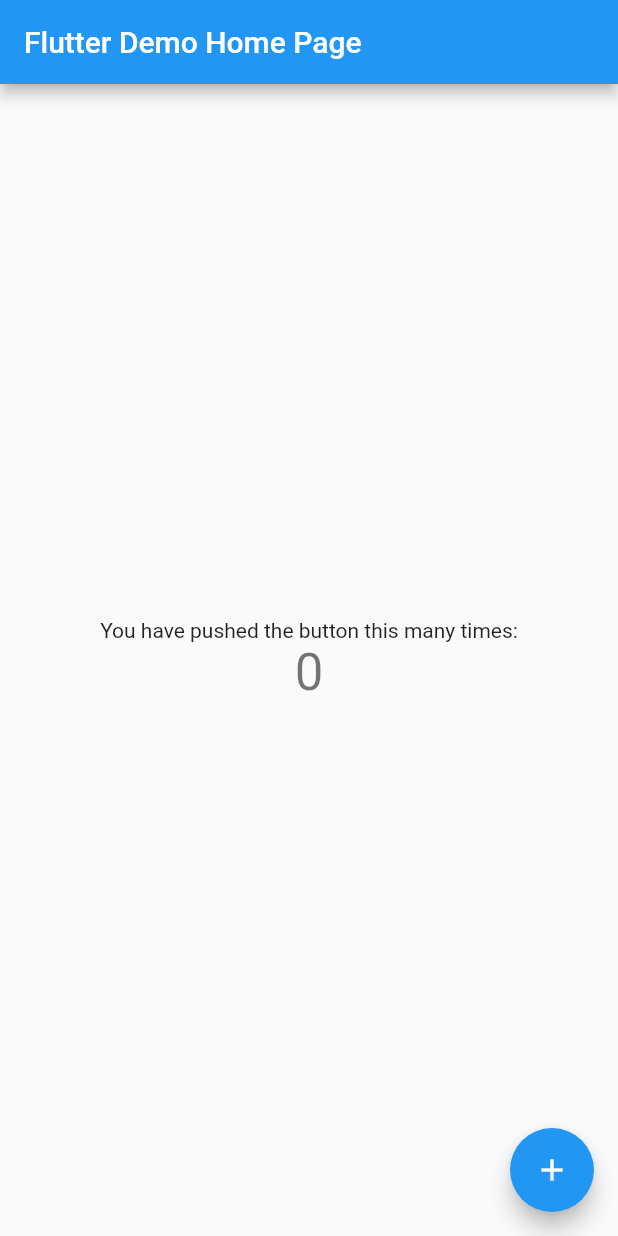
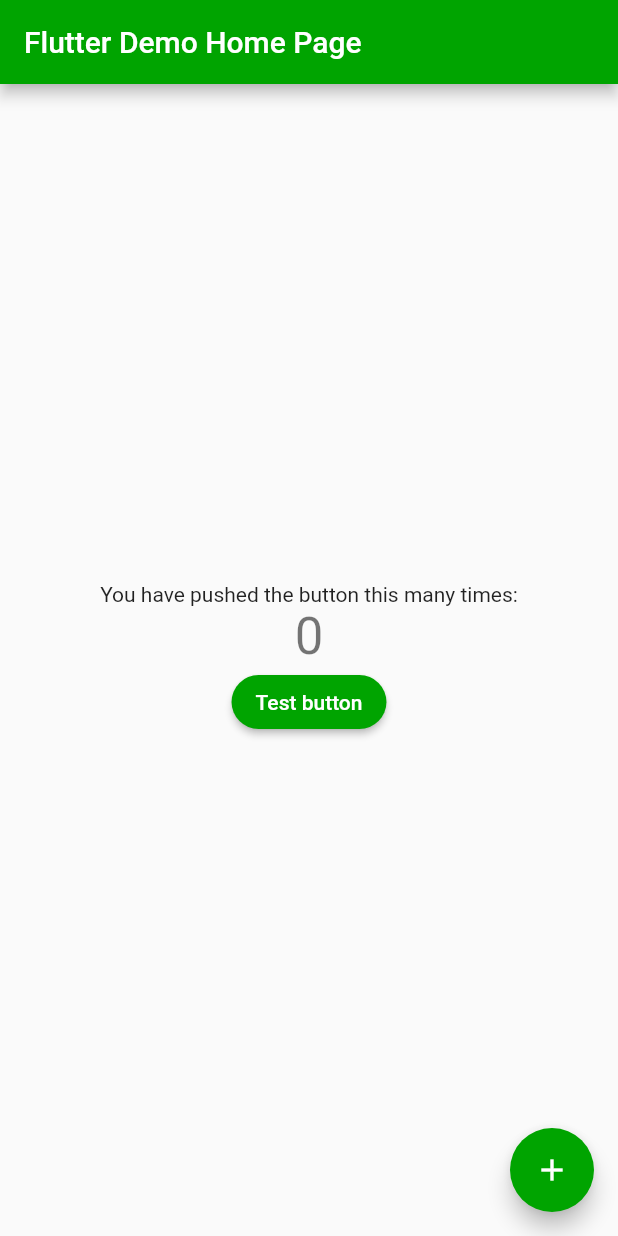
Before and after one commit to MitchFeaver/Commute2.0, a Flutter app: the screen it shows after launch, on a phone screen of 412 x 824 dp. Run offline on Flutter 3.47's test engine with Material 2 defaults, Android fonts, the phone set to English and light mode, and no system bars.

Commit message:
feat: Adding colour and theme files to customise widgets

```diff
--- a/commute/lib/main.dart
+++ b/commute/lib/main.dart
@@ -1,4 +1,5 @@
 import 'package:flutter/material.dart';
+import 'package:commute/theme/custom_theme.dart';
 
 void main() {
   runApp(MyApp());
@@ -10,18 +11,7 @@ class MyApp extends StatelessWidget {
   Widget build(BuildContext context) {
     return MaterialApp(
       title: 'Flutter Demo',
-      theme: ThemeData(
-        // This is the theme of your application.
-        //
-        // Try running your application with "flutter run". You'll see the
-        // application has a blue toolbar. Then, without quitting the app, try
-        // changing the primarySwatch below to Colors.green and then invoke
-        // "hot reload" (press "r" in the console where you ran "flutter run",
-        // or simply save your changes to "hot reload" in a Flutter IDE).
-        // Notice that the counter didn't reset back to zero; the application
-        // is not restarted.
-        primarySwatch: Colors.blue,
-      ),
+      theme: CustomTheme.lightTheme,
       home: MyHomePage(title: 'Flutter Demo Home Page'),
     );
   }
@@ -100,6 +90,7 @@ class _MyHomePageState extends State<MyHomePage> {
               '$_counter',
               style: Theme.of(context).textTheme.headline4,
             ),
+            ElevatedButton(onPressed: _incrementCounter, child: Text('Test button'))
           ],
         ),
       ),
--- /dev/null
+++ b/commute/lib/theme/custom_colors.dart
@@ -0,0 +1,20 @@
+import 'package:flutter/material.dart';
+
+class CustomColors {
+  static final primaryColorLight = const Color(0xFF00A400);
+
+  // generated on http://mcg.mbitson.com/
+  static final primaryColorSwatchLight =
+      const MaterialColor(0xFF00A400, <int, Color>{
+    50: Color(0xFFE0F4E0),
+    100: Color(0xFFB3E4B3),
+    200: Color(0xFF80D280),
+    300: Color(0xFF4DBF4D),
+    400: Color(0xFF26B226),
+    500: Color(0xFF00A400),
+    600: Color(0xFF009C00),
+    700: Color(0xFF009200),
+    800: Color(0xFF008900),
+    900: Color(0xFF007800),
+  });
+}
--- /dev/null
+++ b/commute/lib/theme/custom_theme.dart
@@ -0,0 +1,22 @@
+import 'package:flutter/material.dart';
+
+import 'custom_colors.dart';
+
+class CustomTheme {
+  static ThemeData get lightTheme {
+    return ThemeData(
+      primaryColor: CustomColors.primaryColorSwatchLight,
+      accentColor: CustomColors.primaryColorLight,
+      elevatedButtonTheme: new ElevatedButtonThemeData(
+        style: new ButtonStyle(
+          backgroundColor: MaterialStateProperty.all(CustomColors.primaryColorSwatchLight),
+          shape: MaterialStateProperty.all(
+            RoundedRectangleBorder(
+              borderRadius: BorderRadius.circular(25),
+            )
+          )
+        )
+      )
+    );
+  }
+}
```
